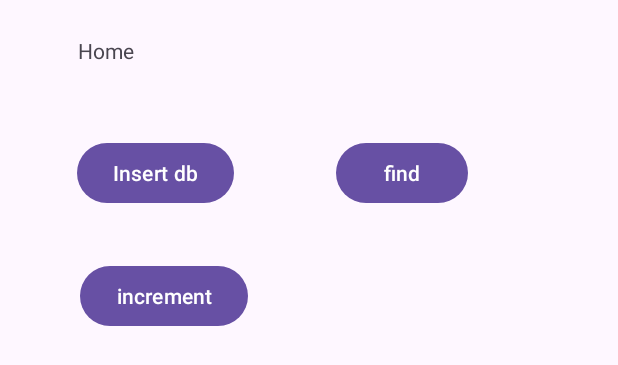
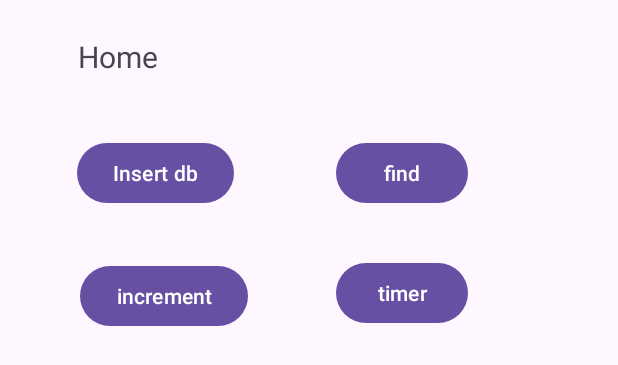
Before and after one commit to Nikshitha17/Androidapp, an Android app: the layout activity_home.xml on its own in the app's theme, with its tools: preview values and no code run, on a phone screen of 412 x 824 dp. Shown: the top 365 px of the screen. Run offline under Robolectric (Android 15) with nearby library versions, the phone set to English and light mode, and no system bars.

Commit message:
With Livedata

```diff
--- a/app/src/main/res/layout/activity_home.xml
+++ b/app/src/main/res/layout/activity_home.xml
@@ -14,6 +14,7 @@
         android:layout_height="wrap_content"
         android:layout_marginStart="52dp"
         android:layout_marginTop="24dp"
+        android:textSize="20sp"
         android:text="Home"
         app:layout_constraintStart_toStartOf="parent"
         app:layout_constraintTop_toTopOf="parent" />
@@ -47,5 +48,14 @@
         app:layout_constraintStart_toStartOf="@+id/btnDbInsert"
         app:layout_constraintTop_toBottomOf="@+id/btnDbInsert" />
 
+    <Button
+        android:id="@+id/btnTimer"
+        android:layout_width="wrap_content"
+        android:layout_height="wrap_content"
+        android:layout_marginTop="32dp"
+        android:text="timer"
+        app:layout_constraintStart_toStartOf="@+id/btnFind"
+        app:layout_constraintTop_toBottomOf="@+id/btnFind" />
+
 
 </androidx.constraintlayout.widget.ConstraintLayout>
```
Also changed, not shown: app/src/main/java/com/nikapps/androidapp1/HomeActivity.kt (+16 -5 lines), app/src/main/java/com/nikapps/androidapp1/HomeViewModel.kt (+17 -0 lines).
